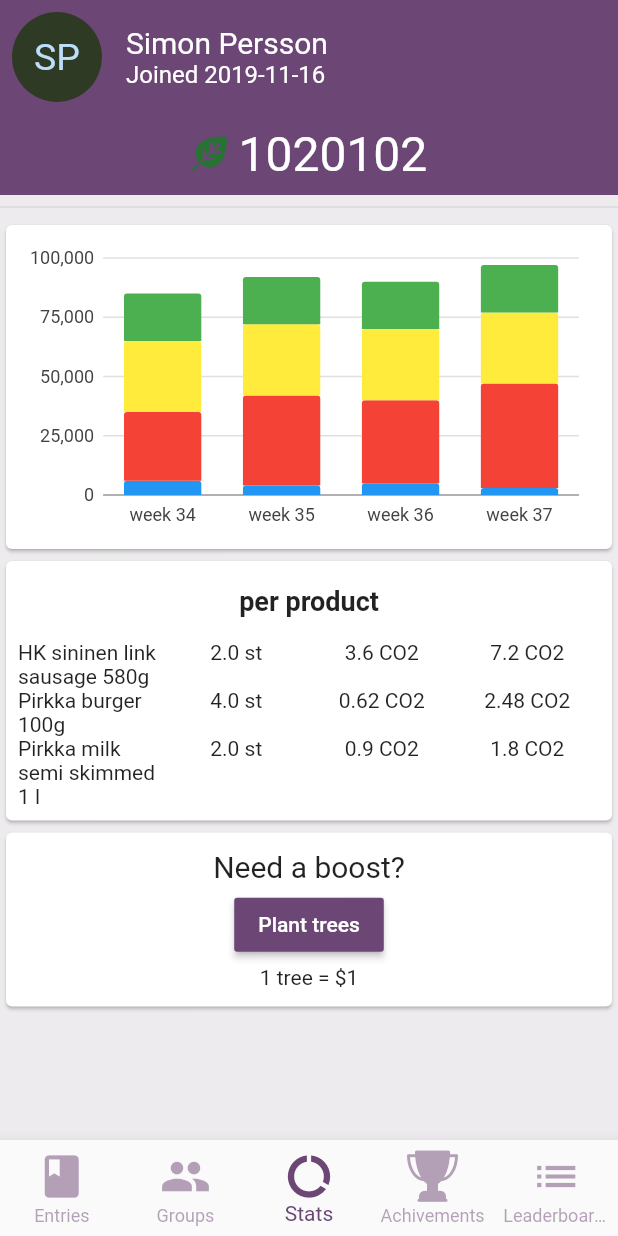
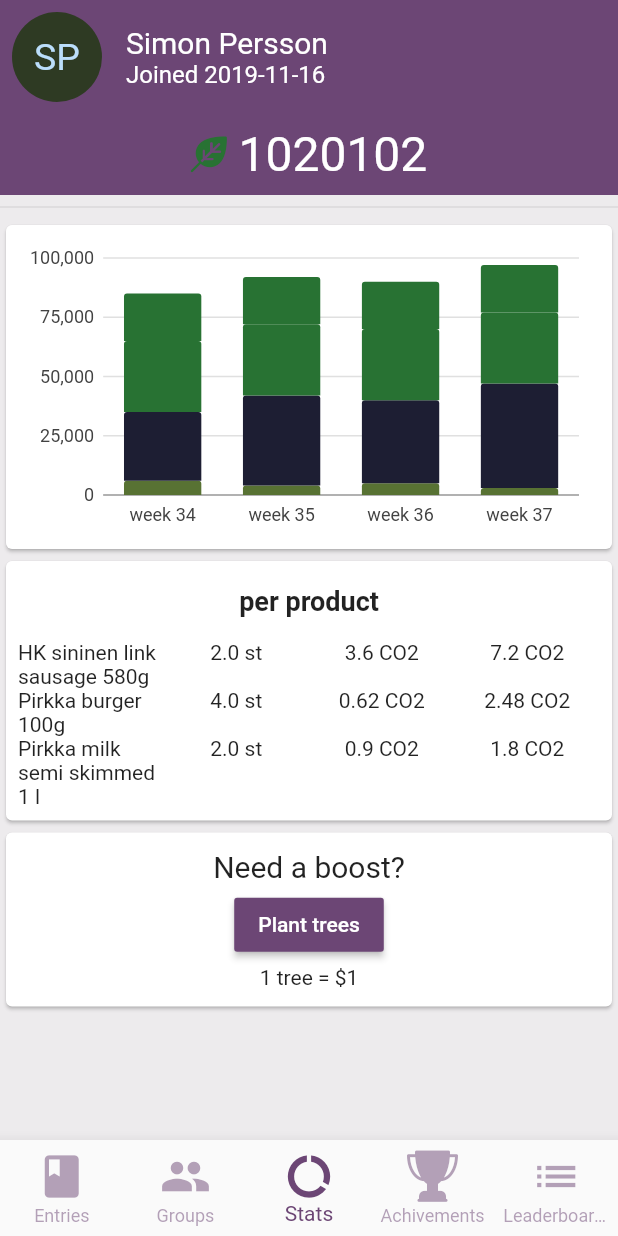
Before and after one commit to altaired/junction, a Flutter app: the screen it shows after launch, item 3 of the bottom bar chosen, on a phone screen of 412 x 824 dp. Run offline on Flutter 3.47's test engine with Material 2 defaults, Android fonts, the phone set to English and light mode, and no system bars; our stand-ins replace charts_flutter, flutter_svg, tuple.

Commit message:
change colors of barchart

```diff
--- a/lib/shared/bar_chart.dart
+++ b/lib/shared/bar_chart.dart
@@ -1,5 +1,6 @@
 import 'package:flutter/material.dart';
 import 'package:charts_flutter/flutter.dart' as charts;
+import 'package:junction/shared/ColorPalatte.dart';
 
 class BarChart extends StatelessWidget {
   final List<charts.Series> seriesList;
@@ -58,6 +59,7 @@ class BarChart extends StatelessWidget {
         domainFn: (OrdinalCarbonData carbonData, _) => carbonData.date,
         measureFn: (OrdinalCarbonData carbonData, _) =>
             carbonData.climateCompensated,
+        colorFn: (a, b) => toChartColor(ColorPalatte.resedaGreen),
         data: personalCarbonData,
       ),
       new charts.Series<OrdinalCarbonData, String>(
@@ -65,21 +67,29 @@ class BarChart extends StatelessWidget {
         domainFn: (OrdinalCarbonData carbonData, _) => carbonData.date,
         measureFn: (OrdinalCarbonData carbonData, _) =>
             carbonData.totalCarbon - carbonData.climateCompensated,
+        colorFn: (a,b) => toChartColor(ColorPalatte.saphireBlue),
         data: personalCarbonData,
       ),
       new charts.Series<OrdinalCarbonData, String>(
         id: 'group Target Line Data',
         domainFn: (OrdinalCarbonData carbonData, _) => carbonData.date,
         measureFn: (OrdinalCarbonData carbonData, _) => carbonData.totalCarbon,
+        colorFn: (a, b) => toChartColor(ColorPalatte.emeraldGreen),
         data: groupTargetLineData,
       )..setAttribute(charts.rendererIdKey, 'customTargetLine'),
       new charts.Series<OrdinalCarbonData, String>(
         id: 'persona lTarget Line Data',
         domainFn: (OrdinalCarbonData carbonData, _) => carbonData.date,
         measureFn: (OrdinalCarbonData carbonData, _) => carbonData.totalCarbon,
+        colorFn: (a, b) => toChartColor(ColorPalatte.emeraldGreen),
         data: personalTargetLineData,
       )..setAttribute(charts.rendererIdKey, 'customTargetLine'),
     ];
+  }
+
+  static charts.Color toChartColor(Color color){
+    return new charts.Color(
+        r: color.red, g: color.green, b: color.blue, a: color.alpha);
   }
 }
 
@@ -88,5 +98,6 @@ class OrdinalCarbonData {
   final int totalCarbon;
   final int climateCompensated;
 
-  OrdinalCarbonData(this.date, this.totalCarbon, this.climateCompensated) {}
+  OrdinalCarbonData(this.date, this.totalCarbon, this.climateCompensated){}
+
 }
```
